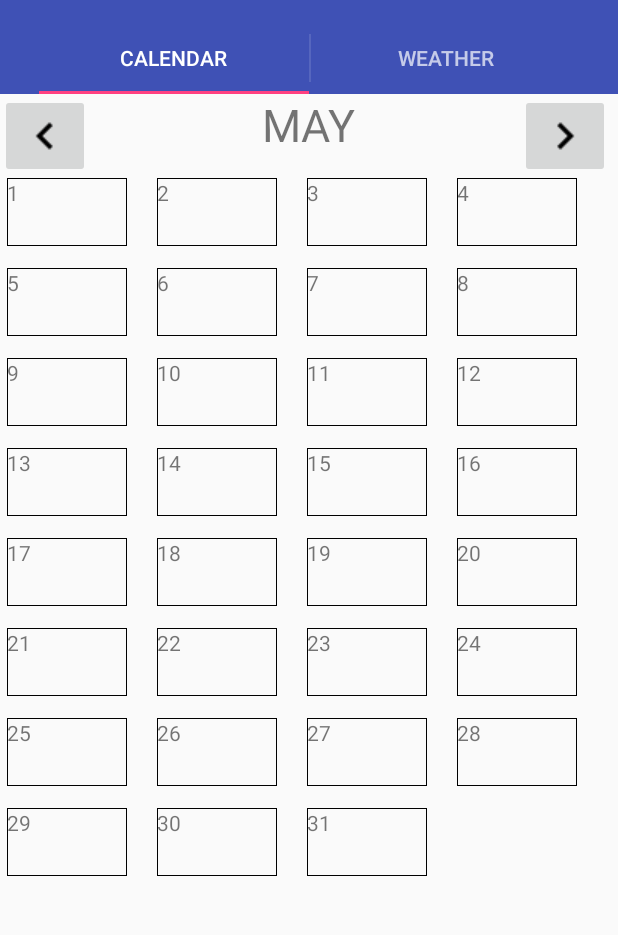
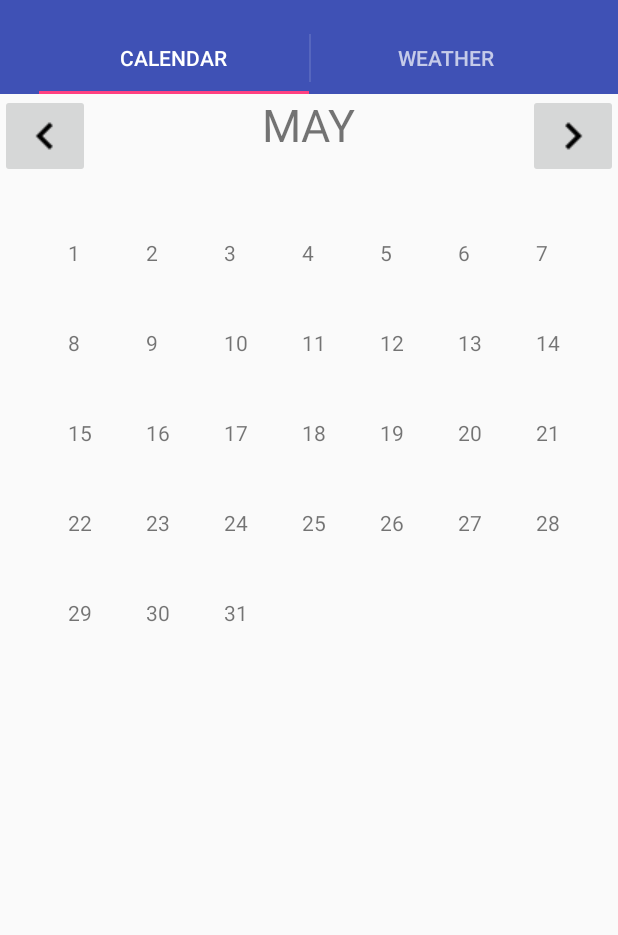
Before and after one commit to dmytririsov/Forecast-Applicaiton, an Android app: the screen it shows after launch (MainActivity), on a phone screen of 412 x 824 dp, the part 62-997 px from its top. Run offline under Robolectric (Android 15) with nearby library versions, the phone set to English and light mode, and no system bars.

Commit message:
not so ugly view

```diff
--- a/app/src/main/res/layout/calendar_fragment.xml
+++ b/app/src/main/res/layout/calendar_fragment.xml
@@ -43,15 +43,15 @@
 
     <GridView
         android:id="@+id/calendar_days"
-        android:layout_marginLeft="10dp"
+        android:layout_marginTop="40dp"
+        android:layout_marginLeft="45dp"
         android:layout_width="wrap_content"
         android:layout_height="468dp"
-        android:columnWidth="100dp"
-        android:numColumns="auto_fit"
+        android:columnWidth="50dp"
         android:stretchMode="columnWidth"
         android:verticalSpacing="15dp"
         android:layout_below="@+id/imageButtonPrev"
-        android:layout_centerHorizontal="true" />
+        android:numColumns="7" />
 
 
 </RelativeLayout>
--- a/app/src/main/res/layout/day_item.xml
+++ b/app/src/main/res/layout/day_item.xml
@@ -1,8 +1,7 @@
 <?xml version="1.0" encoding="utf-8"?>
 <LinearLayout xmlns:android="http://schemas.android.com/apk/res/android"
-    android:orientation="vertical" android:layout_width="80dp"
-    android:layout_height="wrap_content"
-    android:background="@drawable/border">
+    android:orientation="vertical" android:layout_width="65dp"
+    android:layout_height="wrap_content">
 
     <TextView
         android:id="@+id/day_number_text_view"
```
